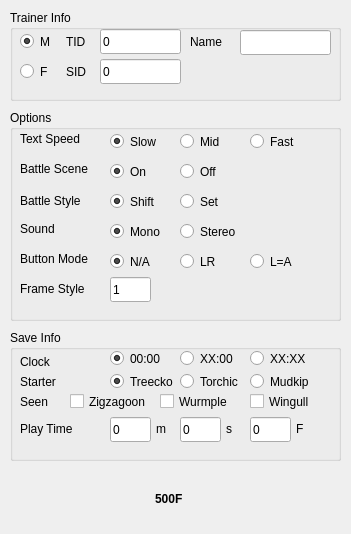
The window that Source/Forms/Gen3/Tools/JirachiChecksum.ui (Admiral-Fish/PokeFinder) describes before a commit, drawn with Qt 5.
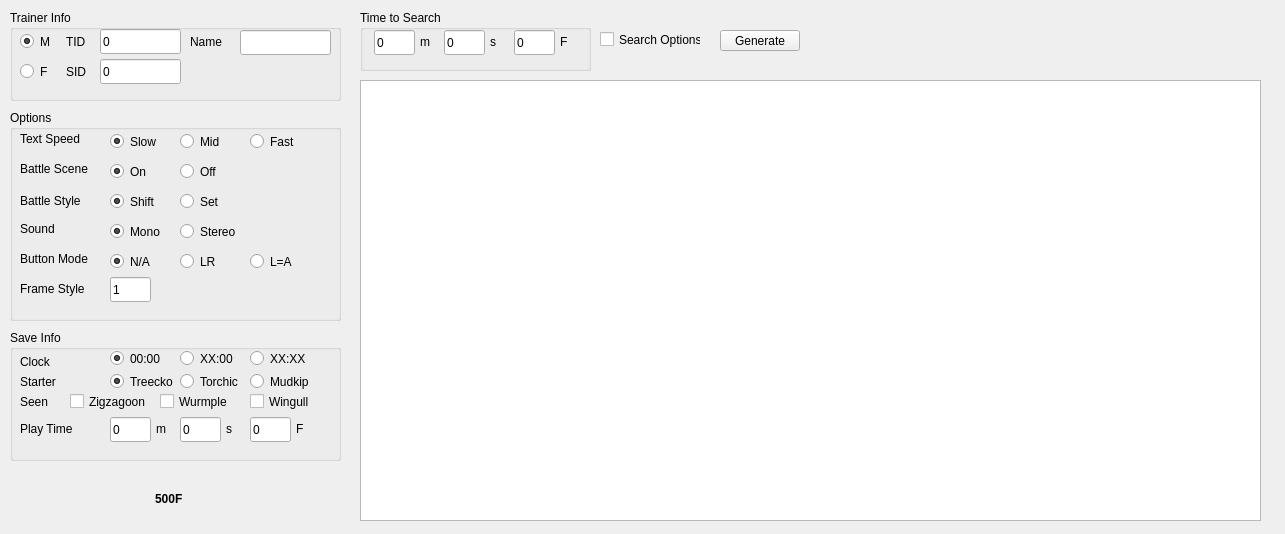
The same window after the commit. Custom widgets are drawn as their Qt base class.

Patch:
```diff
--- a/Source/Forms/Gen3/Tools/JirachiChecksum.ui
+++ b/Source/Forms/Gen3/Tools/JirachiChecksum.ui
@@ -6,7 +6,7 @@
    <rect>
     <x>0</x>
     <y>0</y>
-    <width>351</width>
+    <width>1285</width>
     <height>534</height>
    </rect>
   </property>
@@ -868,6 +868,163 @@
     <string>500F</string>
    </property>
   </widget>
+  <widget class="QTableView" name="tableView">
+   <property name="geometry">
+    <rect>
+     <x>360</x>
+     <y>80</y>
+     <width>901</width>
+     <height>441</height>
+    </rect>
+   </property>
+   <attribute name="horizontalHeaderVisible">
+    <bool>true</bool>
+   </attribute>
+   <attribute name="verticalHeaderVisible">
+    <bool>false</bool>
+   </attribute>
+  </widget>
+  <widget class="QGroupBox" name="groupBoxSearch">
+   <property name="geometry">
+    <rect>
+     <x>360</x>
+     <y>10</y>
+     <width>231</width>
+     <height>61</height>
+    </rect>
+   </property>
+   <property name="maximumSize">
+    <size>
+     <width>331</width>
+     <height>201</height>
+    </size>
+   </property>
+   <property name="title">
+    <string>Time to Search</string>
+   </property>
+   <widget class="TextBox" name="searchMinutesTB">
+    <property name="geometry">
+     <rect>
+      <x>14</x>
+      <y>20</y>
+      <width>41</width>
+      <height>25</height>
+     </rect>
+    </property>
+    <property name="inputMask">
+     <string/>
+    </property>
+    <property name="text">
+     <string notr="true">0</string>
+    </property>
+    <property name="maxLength">
+     <number>10</number>
+    </property>
+   </widget>
+   <widget class="TextBox" name="searchSecondsTB">
+    <property name="geometry">
+     <rect>
+      <x>84</x>
+      <y>20</y>
+      <width>41</width>
+      <height>25</height>
+     </rect>
+    </property>
+    <property name="inputMask">
+     <string/>
+    </property>
+    <property name="text">
+     <string notr="true">0</string>
+    </property>
+    <property name="maxLength">
+     <number>10</number>
+    </property>
+   </widget>
+   <widget class="TextBox" name="searchFramesTB">
+    <property name="geometry">
+     <rect>
+      <x>154</x>
+      <y>20</y>
+      <width>41</width>
+      <height>25</height>
+     </rect>
+    </property>
+    <property name="inputMask">
+     <string/>
+    </property>
+    <property name="text">
+     <string notr="true">0</string>
+    </property>
+    <property name="maxLength">
+     <number>10</number>
+    </property>
+   </widget>
+   <widget class="QLabel" name="label_27">
+    <property name="geometry">
+     <rect>
+      <x>60</x>
+      <y>23</y>
+      <width>21</width>
+      <height>17</height>
+     </rect>
+    </property>
+    <property name="text">
+     <string>m</string>
+    </property>
+   </widget>
+   <widget class="QLabel" name="label_28">
+    <property name="geometry">
+     <rect>
+      <x>130</x>
+      <y>23</y>
+      <width>21</width>
+      <height>17</height>
+     </rect>
+    </property>
+    <property name="text">
+     <string>s</string>
+    </property>
+   </widget>
+   <widget class="QLabel" name="label_29">
+    <property name="geometry">
+     <rect>
+      <x>200</x>
+      <y>23</y>
+      <width>21</width>
+      <height>17</height>
+     </rect>
+    </property>
+    <property name="text">
+     <string>F</string>
+    </property>
+   </widget>
+  </widget>
+  <widget class="QCheckBox" name="checkBoxOptions">
+   <property name="geometry">
+    <rect>
+     <x>600</x>
+     <y>30</y>
+     <width>101</width>
+     <height>19</height>
+    </rect>
+   </property>
+   <property name="text">
+    <string>Search Options</string>
+   </property>
+  </widget>
+  <widget class="QPushButton" name="pushButtonGenerate">
+   <property name="geometry">
+    <rect>
+     <x>720</x>
+     <y>30</y>
+     <width>80</width>
+     <height>21</height>
+    </rect>
+   </property>
+   <property name="text">
+    <string>Generate</string>
+   </property>
+  </widget>
  </widget>
  <customwidgets>
   <customwidget>
```
Left out of the diff: 8 changed lines with no effect on the pictures.
